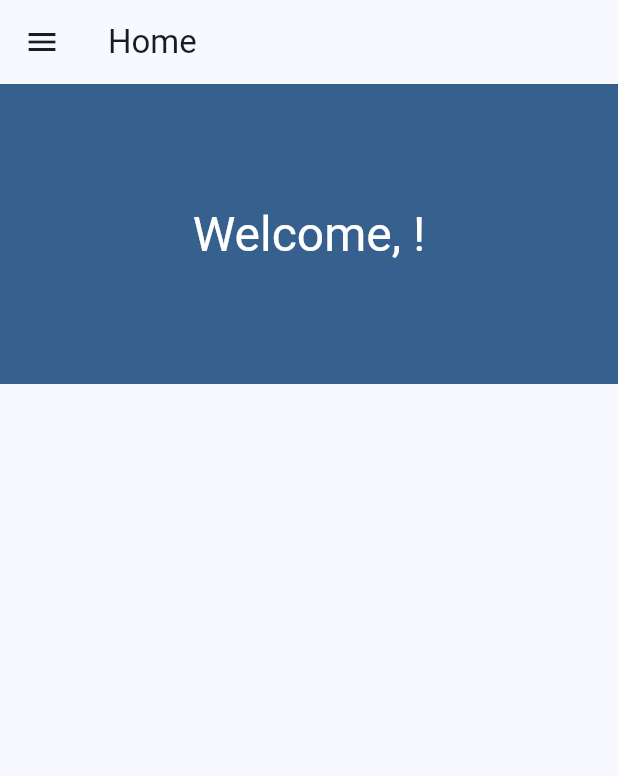
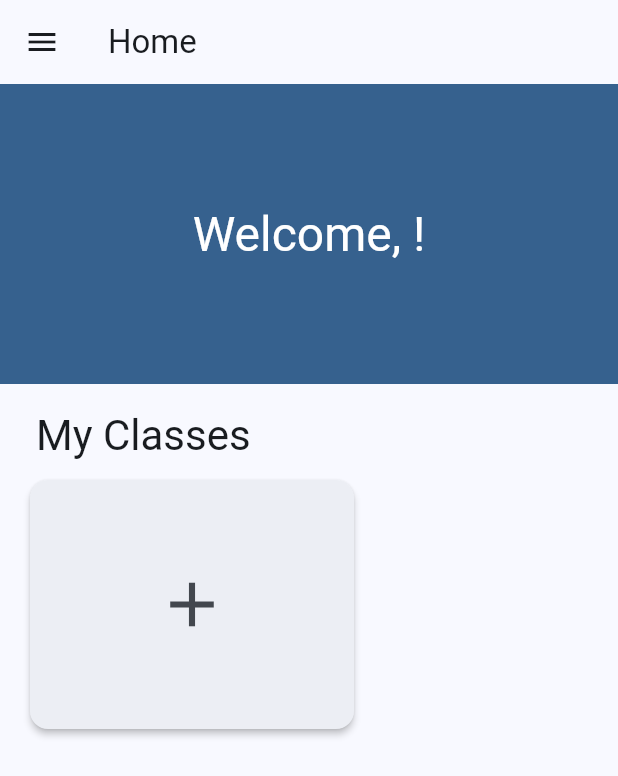
Before and after one commit to VFDNow/FBLA-Application, a Flutter app: the Home screen opened by its route, on a phone screen of 412 x 824 dp. Shown: the top 776 px of the screen. Run offline on Flutter 3.47's test engine with Material 3 defaults, Android fonts, the phone set to English and light mode, and no system bars; our stand-ins replace cloud_firestore, firebase_auth, firebase_core; missing offline and left inert: firebase_ui_auth, firebase_ui_oauth_google; accounts and stored records are empty.

Commit message:
Began work on creating user classes (Mainly Home Screen UI)

```diff
--- a/lib/screens/home_screen.dart
+++ b/lib/screens/home_screen.dart
@@ -1,4 +1,5 @@
 import 'package:cloud_firestore/cloud_firestore.dart';
+import 'package:fbla_application/widgets/class_card.dart';
 import 'package:firebase_auth/firebase_auth.dart';
 import 'package:flutter/material.dart' hide NavigationDrawer;
 import 'package:fbla_application/widgets/nav-drawer.dart';
@@ -11,10 +12,20 @@ class Home extends StatefulWidget {
 }
 
 class _HomeState extends State<Home> {
-  var userData;
+  Map<String, dynamic>? userData;
   @override
   Widget build(BuildContext context) {
     if (userData == null) {
+      if (FirebaseAuth.instance.currentUser == null) {
+        return Scaffold(
+          appBar: AppBar(
+            title: const Text('Home'),
+          ),
+          body: Center(
+            child: CircularProgressIndicator(),
+          ),
+        );
+      }
       FirebaseFirestore.instance
           .collection('users')
           .doc(FirebaseAuth.instance.currentUser?.uid)
@@ -34,6 +45,8 @@ class _HomeState extends State<Home> {
         ),
       );
     }
+
+    List<Widget> classCards = buildClassCards(context, userData!);
 
     return Scaffold(
       appBar: AppBar(
@@ -57,6 +70,34 @@ class _HomeState extends State<Home> {
                   ),
                 ),
               ),
+              Container(
+                padding: EdgeInsets.all(16),
+                child: Column(
+                  crossAxisAlignment: CrossAxisAlignment.start,
+                  children: [
+                    Padding(
+                      padding: const EdgeInsets.only(bottom: 8.0, left: 8.0),
+                      child: Text('My Classes',
+                          style: Theme.of(context).textTheme.headlineMedium),
+                    ),
+                    Align(
+                      alignment: Alignment.centerLeft,
+                      child: SingleChildScrollView(
+                        scrollDirection: Axis.horizontal,
+                        child: Row(
+                          mainAxisAlignment: MainAxisAlignment.start,
+                          crossAxisAlignment: CrossAxisAlignment.start,
+                          spacing: 30,
+                          children: [
+                            BasicAdditionCard(onTap: () {}),
+                            ...classCards,
+                          ],
+                        ),
+                      ),
+                    ),
+                  ],
+                ),
+              )
             ],
           ),
         ),
@@ -64,4 +105,20 @@ class _HomeState extends State<Home> {
       drawer: const NavigationDrawer(),
     );
   }
+
+  List<Widget> buildClassCards(
+      BuildContext context, Map<String, dynamic> userData) {
+    List<Widget> classCards = [];
+
+    if (userData["Classes"] != null) {
+      for (Map<String, dynamic> classData in userData["Classes"]) {
+        classCards.add(ClassCard(
+            className: classData["Class Name"] ?? "Class",
+            teacherName: classData["Teacher Name"] ?? "Teacher",
+            onTap: () {}));
+      }
+    }
+
+    return classCards;
+  }
 }
--- a/lib/screens/profile_screen.dart
+++ b/lib/screens/profile_screen.dart
@@ -73,7 +73,7 @@ class _ProfileScreenState extends State<ProfileScreen> {
                 ),
                 SizedBox(height: 16),
                 Text(
-                  userData['User Type'] ??
+                  userData?['User Type'] ??
                       'Lorem ipsum dolor sit amet, consectetur adipiscing elit. '
                           'Vestibulum in neque et nisl.',
                   style: TextStyle(
--- a/lib/utils/constants.dart
+++ b/lib/utils/constants.dart
@@ -1,3 +1,5 @@
+import 'package:flutter/material.dart';
+
 class Constants {
   // App Info
   static const String appName = "FBLA App";
@@ -12,4 +14,14 @@ class Constants {
   // External API Routes
   static const String profilePictureRoute =
       "https://api.dicebear.com/9.x/miniavs/png?seed=";
+
+  // Icon String Map
+  static const Map<String, IconData> iconStringMap = {
+    "School": Icons.school,
+    "Science": Icons.science,
+    "Math": Icons.calculate,
+    "Gym": Icons.fitness_center,
+    "English": Icons.book,
+    "History": Icons.hourglass_empty,
+  };
 }
--- /dev/null
+++ b/lib/widgets/class_card.dart
@@ -0,0 +1,86 @@
+import 'package:flutter/material.dart';
+
+class ClassCard extends StatelessWidget {
+  const ClassCard({
+    super.key,
+    required this.className,
+    required this.teacherName,
+    required this.onTap,
+  });
+
+  final String className;
+  final String teacherName;
+  final VoidCallback onTap;
+
+  @override
+  Widget build(BuildContext context) {
+    return Card(
+      elevation: 4,
+      color: Theme.of(context).colorScheme.secondaryContainer,
+      child: InkWell(
+        borderRadius: BorderRadius.circular(8),
+        onTap: onTap,
+        child: Padding(
+          padding: const EdgeInsets.all(8.0),
+          child: SizedBox(
+            width: 200,
+            height: 150,
+            child: Column(
+              mainAxisSize: MainAxisSize.min,
+              children: [
+                Text(
+                  className,
+                  style: Theme.of(context).textTheme.titleLarge?.copyWith(
+                        color:
+                            Theme.of(context).colorScheme.onSecondaryContainer,
+                      ),
+                ),
+                Text(
+                  teacherName,
+                  style: Theme.of(context).textTheme.titleMedium?.copyWith(
+                        color:
+                            Theme.of(context).colorScheme.onSecondaryContainer,
+                      ),
+                ),
+              ],
+            ),
+          ),
+        ),
+      ),
+    );
+  }
+}
+
+class BasicAdditionCard extends StatelessWidget {
+  const BasicAdditionCard({
+    super.key,
+    required this.onTap,
+  });
+
+  final VoidCallback onTap;
+
+  @override
+  Widget build(BuildContext context) {
+    return Card(
+      elevation: 2,
+      color: Theme.of(context).colorScheme.surfaceContainer,
+      child: InkWell(
+        borderRadius: BorderRadius.circular(8),
+        onTap: onTap,
+        child: Padding(
+          padding: const EdgeInsets.all(8.0),
+          child: SizedBox(
+              width: 200,
+              height: 150,
+              child: Center(
+                child: Icon(
+                  Icons.add,
+                  size: 50,
+                  color: Theme.of(context).colorScheme.onSurfaceVariant,
+                ),
+              )),
+        ),
+      ),
+    );
+  }
+}
```
Also changed, not shown: lib/widgets/nav-drawer.dart (+51 -2 lines), 3 other files.
